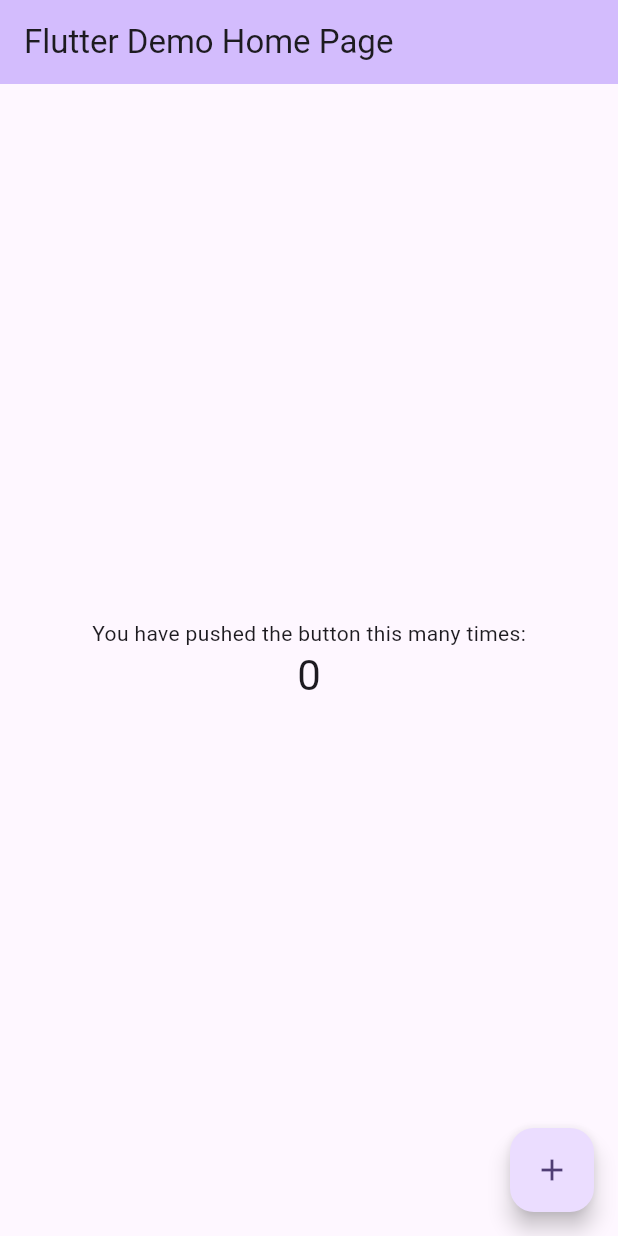
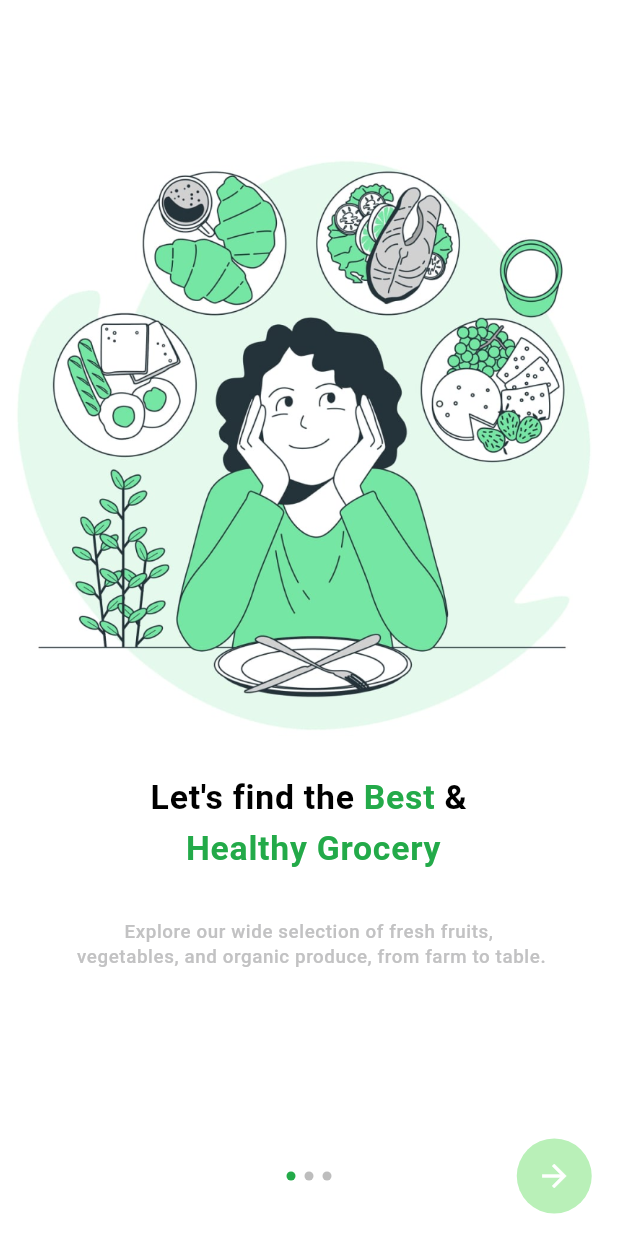
Before and after one commit to shuhaibkt02/easy_cart, a Flutter app: the screen it shows after launch, on a phone screen of 412 x 824 dp. Run offline on Flutter 3.47's test engine with Material 3 defaults, Android fonts, the phone set to English and light mode, and no system bars.

Commit message:
onboard completed

```diff
--- /dev/null
+++ b/lib/feature/onboarding/presentation/constant.dart
@@ -0,0 +1,43 @@
+const subLabel1 =
+    'Explore our wide selection of fresh fruits,\n vegetables, and organic produce, from farm to table.';
+const subLabel2 =
+    'Shop smart and make the most of your budget.\nExplore unbeatable deals and exclusive discounts.';
+const subLabel3 =
+    'Experience peace og mind with follow-up delivery\nnotifications right to your doorstep.';
+
+List<String> listTitle1 = [
+  'Let\'s find the ',
+  'Best ',
+  '&\n',
+  ' Healthy Grocery'
+];
+List<String> listTitle2 = [
+  'Discover ',
+  'Offers ',
+  'and\n',
+  ' Discounts',
+];
+List<String> listTitle3 = [
+  ' ',
+  'Fast Delivery ',
+  'and\n',
+  ' Follow-Up',
+];
+
+const image1 = 'assets/1st.jpg';
+const image2 = 'assets/2nd.jpg';
+const image3 = 'assets/3rd.png';
+
+List<OnboardModel> mainList = [
+  OnboardModel(image: image1, titles: listTitle1, subtitle: subLabel1),
+  OnboardModel(image: image2, titles: listTitle2, subtitle: subLabel2),
+  OnboardModel(image: image3, titles: listTitle3, subtitle: subLabel3),
+];
+
+class OnboardModel {
+  final String image;
+  final List<String> titles;
+  final String subtitle;
+
+  OnboardModel({required this.image, required this.titles, required this.subtitle});
+}
--- /dev/null
+++ b/lib/feature/onboarding/presentation/screen/onborad_screen.dart
@@ -0,0 +1,55 @@
+import 'dart:developer';
+
+import 'package:easy_cart/feature/onboarding/presentation/constant.dart';
+import 'package:easy_cart/feature/onboarding/presentation/widget/dot_indicator.dart';
+import 'package:easy_cart/feature/onboarding/presentation/widget/pic_text.dart';
+import 'package:flutter/material.dart';
+
+class OnBoardScreen extends StatelessWidget {
+  const OnBoardScreen({super.key});
+
+  @override
+  Widget build(BuildContext context) {
+    double width = MediaQuery.of(context).size.width;
+    final textstyle = Theme.of(context).textTheme;
+    PageController pageController = PageController();
+    ValueNotifier<int> currentPageNotifier = ValueNotifier<int>(0);
+
+    return Scaffold(
+      body: Column(
+        children: [
+          Expanded(
+            child: PageView.builder(
+              controller: pageController,
+              onPageChanged: (value) {
+                currentPageNotifier.value = value;
+                log('$value');
+              },
+              scrollDirection: Axis.horizontal,
+              itemBuilder: (context, index) {
+                final item = mainList[index];
+                return Padding(
+                  padding: const EdgeInsets.all(8.0),
+                  child: PicAndText(
+                    width: width,
+                    textstyle: textstyle,
+                    imageUrl: item.image,
+                    list: item.titles,
+                    subLabel: item.subtitle,
+                  ),
+                );
+              },
+              itemCount: mainList.length,
+            ),
+          ),
+          ValueListenableBuilder<int>(
+            valueListenable: currentPageNotifier,
+            builder: (context, currentPage, child) {
+              return DotIndicator(width: width, selectedIndex: currentPage);
+            },
+          ),
+        ],
+      ),
+    );
+  }
+}
--- /dev/null
+++ b/lib/feature/onboarding/presentation/screen/splash_screen.dart
@@ -0,0 +1,21 @@
+import 'package:flutter/material.dart';
+
+class SplashScreen extends StatelessWidget {
+  const SplashScreen({super.key});
+
+  @override
+  Widget build(BuildContext context) {
+    return Scaffold(
+      body: Center(
+        child: SizedBox(
+          height: 230,
+          child: Image.asset(
+            'assets/logo.png',
+            filterQuality: FilterQuality.high,
+            fit: BoxFit.fill,
+          ),
+        ),
+      ),
+    );
+  }
+}
--- /dev/null
+++ b/lib/feature/onboarding/presentation/widget/dot_indicator.dart
@@ -0,0 +1,76 @@
+import 'package:easy_cart/utils/core/custom_theme.dart';
+import 'package:flutter/material.dart';
+
+class DotIndicator extends StatelessWidget {
+  const DotIndicator({
+    super.key,
+    required this.width,
+    required this.selectedIndex,
+  });
+
+  final double width;
+  final int selectedIndex;
+
+  @override
+  Widget build(BuildContext context) {
+    return SizedBox(
+      height: 80,
+      width: width - 35,
+      child: Row(
+        mainAxisAlignment: MainAxisAlignment.spaceBetween,
+        children: [
+          if (selectedIndex != 0)
+            const CircleAvatar(
+              radius: 25,
+              backgroundColor: Colors.white,
+              child: Icon(
+                Icons.arrow_back,
+                color: mainColor,
+              ),
+            ),
+          if (selectedIndex == 0) const SizedBox(width: 50),
+          _DotIndicator(
+            activeIndex: selectedIndex,
+          ),
+          const CircleAvatar(
+            radius: 25,
+            child: Icon(
+              Icons.arrow_forward,
+              color: Colors.white,
+            ),
+          ),
+        ],
+      ),
+    );
+  }
+}
+
+class _DotIndicator extends StatelessWidget {
+  final int activeIndex;
+  const _DotIndicator({required this.activeIndex});
+
+  @override
+  Widget build(BuildContext context) {
+    return Row(
+      children: List.generate(
+        3,
+        (index) {
+          bool isActive = activeIndex == index;
+
+          return Padding(
+            padding: const EdgeInsets.symmetric(vertical: 8.0, horizontal: 3),
+            child: AnimatedContainer(
+              duration: const Duration(milliseconds: 300),
+              curve: Curves.easeInOut,
+              height: 6,
+              width: 6,
+              decoration: BoxDecoration(
+                  color: isActive ? mainColor : Colors.grey.shade400,
+                  borderRadius: BorderRadius.circular(50)),
+            ),
+          );
+        },
+      ),
+    );
+  }
+}
--- /dev/null
+++ b/lib/feature/onboarding/presentation/widget/pic_text.dart
@@ -0,0 +1,52 @@
+import 'package:easy_cart/utils/core/custom_theme.dart';
+import 'package:flutter/material.dart';
+
+class PicAndText extends StatelessWidget {
+  const PicAndText({
+    super.key,
+    required this.width,
+    required this.textstyle,
+    required this.imageUrl,
+    required this.list,
+    required this.subLabel,
+  });
+
+  final double width;
+  final String imageUrl;
+  final TextTheme textstyle;
+  final List<String> list;
+  final String subLabel;
+
+  @override
+  Widget build(BuildContext context) {
+    return Column(
+      mainAxisAlignment: MainAxisAlignment.center,
+      children: [
+        Image.asset(imageUrl),
+        const SizedBox(height: 20),
+        RichText(
+          text: TextSpan(
+            style: textstyle.bodyLarge,
+            children: <TextSpan>[
+              ...List.generate(
+                list.length,
+                (index) => TextSpan(
+                  text: list[index],
+                  style: textstyle.bodyLarge?.copyWith(
+                      color: index.isEven ? Colors.black : mainColor),
+                ),
+              ),
+            ],
+          ),
+          textAlign: TextAlign.center,
+        ),
+        const SizedBox(height: 30),
+        Text(
+          subLabel,
+          style: textstyle.bodySmall,
+          textAlign: TextAlign.center,
+        ),
+      ],
+    );
+  }
+}
--- a/lib/main.dart
+++ b/lib/main.dart
@@ -1,125 +1,23 @@
+import 'package:easy_cart/feature/onboarding/presentation/screen/onborad_screen.dart';
+// import 'package:easy_cart/feature/onboarding/presentation/screen/splash_screen.dart';
+import 'package:easy_cart/utils/core/custom_theme.dart';
 import 'package:flutter/material.dart';
 
 void main() {
+  WidgetsFlutterBinding.ensureInitialized();
   runApp(const MyApp());
 }
 
 class MyApp extends StatelessWidget {
   const MyApp({super.key});
 
-  // This widget is the root of your application.
   @override
   Widget build(BuildContext context) {
     return MaterialApp(
-      title: 'Flutter Demo',
-      theme: ThemeData(
-        // This is the theme of your application.
-        //
-        // TRY THIS: Try running your application with "flutter run". You'll see
-        // the application has a purple toolbar. Then, without quitting the app,
-        // try changing the seedColor in the colorScheme below to Colors.green
-        // and then invoke "hot reload" (save your changes or press the "hot
-        // reload" button in a Flutter-supported IDE, or press "r" if you used
-        // the command line to start the app).
-        //
-        // Notice that the counter didn't reset back to zero; the application
-        // state is not lost during the reload. To reset the state, use hot
-        // restart instead.
-        //
-        // This works for code too, not just values: Most code changes can be
-        // tested with just a hot reload.
-        colorScheme: ColorScheme.fromSeed(seedColor: Colors.deepPurple),
-        useMaterial3: true,
-      ),
-      home: const MyHomePage(title: 'Flutter Demo Home Page'),
+      debugShowCheckedModeBanner: false,
+      theme: appTheme,
+      title: 'Easy Cart',
+      home: const OnBoardScreen(),
     );
   }
 }
-
-class MyHomePage extends StatefulWidget {
-  const MyHomePage({super.key, required this.title});
-
-  // This widget is the home page of your application. It is stateful, meaning
-  // that it has a State object (defined below) that contains fields that affect
-  // how it looks.
-
-  // This class is the configuration for the state. It holds the values (in this
-  // case the title) provided by the parent (in this case the App widget) and
-  // used by the build method of the State. Fields in a Widget subclass are
-  // always marked "final".
-
-  final String title;
-
-  @override
-  State<MyHomePage> createState() => _MyHomePageState();
-}
-
-class _MyHomePageState extends State<MyHomePage> {
-  int _counter = 0;
-
-  void _incrementCounter() {
-    setState(() {
-      // This call to setState tells the Flutter framework that something has
-      // changed in this State, which causes it to rerun the build method below
-      // so that the display can reflect the updated values. If we changed
-      // _counter without calling setState(), then the build method would not be
-      // called again, and so nothing would appear to happen.
-      _counter++;
-    });
-  }
-
-  @override
-  Widget build(BuildContext context) {
-    // This method is rerun every time setState is called, for instance as done
-    // by the _incrementCounter method above.
-    //
-    // The Flutter framework has been optimized to make rerunning build methods
-    // fast, so that you can just rebuild anything that needs updating rather
-    // than having to individually change instances of widgets.
-    return Scaffold(
-      appBar: AppBar(
-        // TRY THIS: Try changing the color here to a specific color (to
-        // Colors.amber, perhaps?) and trigger a hot reload to see the AppBar
-        // change color while the other colors stay the same.
-        backgroundColor: Theme.of(context).colorScheme.inversePrimary,
-        // Here we take the value from the MyHomePage object that was created by
-        // the App.build method, and use it to set our appbar title.
-        title: Text(widget.title),
-      ),
-      body: Center(
-        // Center is a layout widget. It takes a single child and positions it
-        // in the middle of the parent.
-        child: Column(
-          // Column is also a layout widget. It takes a list of children and
-          // arranges them vertically. By default, it sizes itself to fit its
-          // children horizontally, and tries to be as tall as its parent.
-          //
-          // Column has various properties to control how it sizes itself and
-          // how it positions its children. Here we use mainAxisAlignment to
-          // center the children vertically; the main axis here is the vertical
-          // axis because Columns are vertical (the cross axis would be
-          // horizontal).
-          //
-          // TRY THIS: Invoke "debug painting" (choose the "Toggle Debug Paint"
-          // action in the IDE, or press "p" in the console), to see the
-          // wireframe for each widget.
-          mainAxisAlignment: MainAxisAlignment.center,
-          children: <Widget>[
-            const Text(
-              'You have pushed the button this many times:',
-            ),
-            Text(
-              '$_counter',
-              style: Theme.of(context).textTheme.headlineMedium,
-            ),
-          ],
-        ),
-      ),
-      floatingActionButton: FloatingActionButton(
-        onPressed: _incrementCounter,
-        tooltip: 'Increment',
-        child: const Icon(Icons.add),
-      ), // This trailing comma makes auto-formatting nicer for build methods.
-    );
-  }
-}
--- /dev/null
+++ b/lib/utils/core/custom_theme.dart
@@ -0,0 +1,31 @@
+import 'package:flutter/material.dart';
+
+ThemeData appTheme = ThemeData(
+  scaffoldBackgroundColor: Colors.white,
+  colorScheme: ColorScheme.fromSeed(
+    seedColor: mainColor,
+  ),
+  textTheme: const TextTheme(
+    bodySmall: bodySmall,
+    bodyLarge: bodyLarge,
+    bodyMedium: bodyMedium,
+  ),
+);
+const bodySmall = TextStyle(
+  color: bodySmallColor,
+  fontSize: 12.5,
+  fontWeight: FontWeight.w500,
+);
+const bodyMedium = TextStyle(
+  color: Color(0xFF787979),
+  fontSize: 14,
+  fontWeight: FontWeight.w500,
+);
+const bodyLarge = TextStyle(
+  color: mainTextColor,
+  fontSize: 22.5,
+  fontWeight: FontWeight.bold,
+);
+const mainColor = Color(0xFF23AA49);
+const bodySmallColor = Color(0xFFC2C2C3);
+const mainTextColor = Color(0xFF313131);
--- a/pubspec.yaml
+++ b/pubspec.yaml
@@ -60,8 +60,8 @@ flutter:
   uses-material-design: true
 
   # To add assets to your application, add an assets section, like this:
-  # assets:
-  #   - images/a_dot_burr.jpeg
+  assets:
+    - assets/
   #   - images/a_dot_ham.jpeg
 
   # An image asset can refer to one or more resolution-specific "variants", see
```
Also changed, not shown: assets/1st.jpg (added), assets/2nd.jpg (added), assets/3rd.png (added), assets/logo.png (added), 6 other files.
